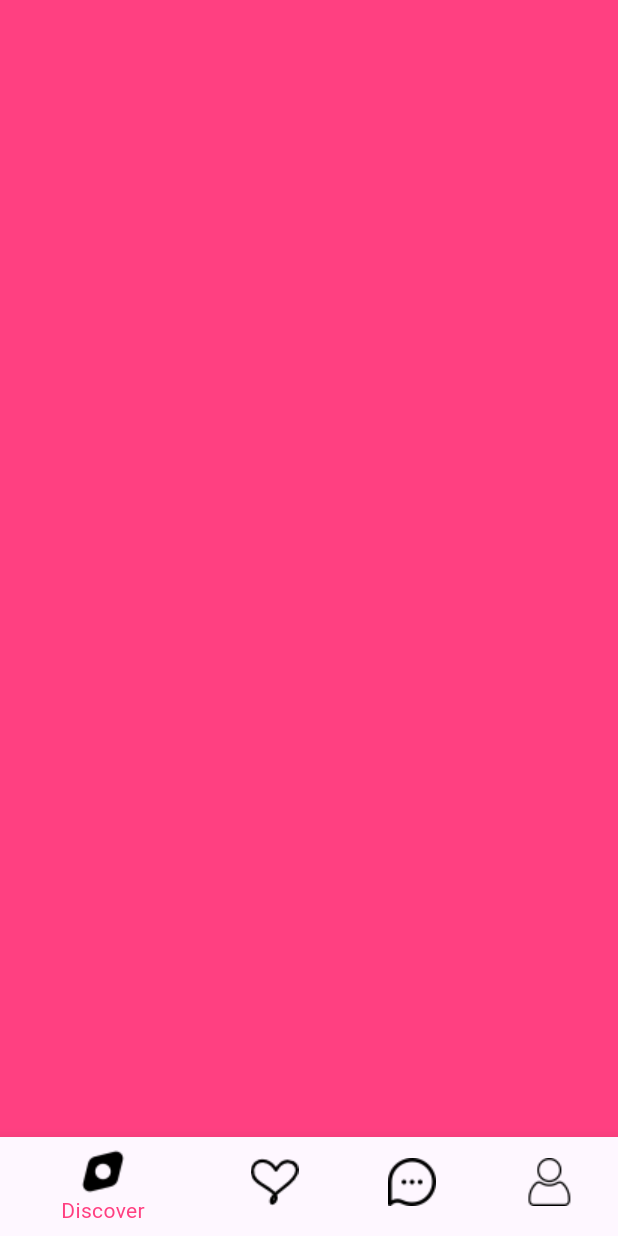
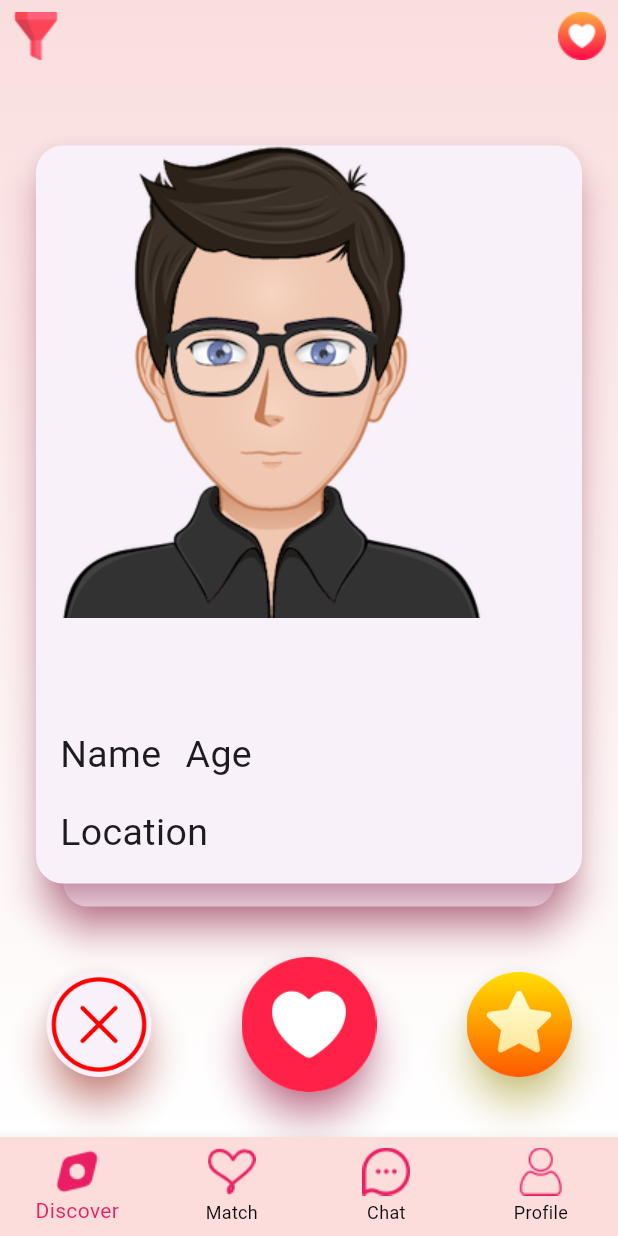
Before and after one commit to ShahmeerAli/Humsafar, a Flutter app: the screen it shows after launch, on a phone screen of 412 x 824 dp. Run offline on Flutter 3.47's test engine with Material 3 defaults, Android fonts, the phone set to English and light mode, and no system bars; drawn by our look-alikes of flutter_card_swiper; our stand-ins replace lottie, shared_preferences.

Commit message:
added Discover Screen

```diff
--- a/lib/BottomBar.dart
+++ b/lib/BottomBar.dart
@@ -26,8 +26,9 @@ class BottomState extends State<BottomBar>{
   Widget build(BuildContext context) {
     return Scaffold(
       body: screens[currentIndex],
-      bottomNavigationBar: BottomNavigationBar(selectedItemColor: Colors.pinkAccent,backgroundColor: Colors.white,
-          unselectedItemColor: Color(0xfffccbcb),
+      bottomNavigationBar: BottomNavigationBar(selectedItemColor: Colors.pink,
+          backgroundColor: Color(0xfffddcdc),
+          unselectedItemColor: Color(0xff0c0c0c),
           currentIndex: currentIndex,
           onTap: (index){
             setState(() {
@@ -35,11 +36,12 @@ class BottomState extends State<BottomBar>{
 
             });
                        },
+          type: BottomNavigationBarType.fixed,
           items: [
-            BottomNavigationBarItem(icon: Image.asset("assets/images/discover.png",color: Colors.black,),label:"Discover"),
-            BottomNavigationBarItem(icon: Image.asset("assets/images/match.png"),label: "Match"),
-            BottomNavigationBarItem(icon: Image.asset("assets/images/chat.png"),label: "Chat"),
-            BottomNavigationBarItem(icon: Image.asset("assets/images/user.png"),label: "Profile")
+            BottomNavigationBarItem(icon: Image.asset("assets/images/discover.png",color: Colors.pink,),label:"Discover"),
+            BottomNavigationBarItem(icon: Image.asset("assets/images/match.png",color: Colors.pink,),label: "Match"),
+            BottomNavigationBarItem(icon: Image.asset("assets/images/chat.png",color: Colors.pink,),label: "Chat"),
+            BottomNavigationBarItem(icon: Image.asset("assets/images/user.png",color: Colors.pink,),label: "Profile")
           ]),
     );
   }
--- a/lib/DashboardScreen.dart
+++ b/lib/DashboardScreen.dart
@@ -1,6 +1,8 @@
 
 import 'package:flutter/cupertino.dart';
 import 'package:flutter/material.dart';
+import 'package:flutter_card_swiper/flutter_card_swiper.dart';
+
 
 class DashBoard extends StatefulWidget{
   @override
@@ -9,12 +11,135 @@ class DashBoard extends StatefulWidget{
 }
 
 class DashBoardState extends State<DashBoard>{
+
+  final CardSwiperController _controller = CardSwiperController();
+
+  List<String> profiles=[
+    "assets/images/one.png",
+     "assets/images/two.jpg",
+     "assets/images/one.png",
+    "assets/images/two.jpg"
+
+  ];
+
+
   @override
   Widget build(BuildContext context) {
+
+
   return Scaffold(
-    body: Container(
-      decoration: BoxDecoration(
-        color: Colors.pinkAccent
+    body: SafeArea(
+      child: Container(
+        decoration: BoxDecoration(
+         gradient: LinearGradient(colors:
+         [Color(0xffffffff),Color(0xfffadede)],begin: Alignment.bottomCenter,end: Alignment.topCenter)
+        ),
+        child: Column(
+          children: [
+            Row(
+              mainAxisAlignment: MainAxisAlignment.spaceBetween,
+              children: [
+                Padding(
+                  padding: const EdgeInsets.all(8.0),
+                  child: Image.asset("assets/images/filter.png"),
+                ),
+                Padding(
+                  padding: const EdgeInsets.all(8.0),
+                  child: Image.asset("assets/images/heart.png"),
+                ),
+
+
+              ],
+
+            ),
+            SizedBox(height: 20,width: double.infinity,),
+            Container(
+              width: double.infinity,
+              height: 550,
+              child:CardSwiper(
+                controller: _controller,
+                onSwipe: (previousIndex,currentIndex,direction) {
+                  if(direction==CardSwiperDirection.right){
+
+                  }else if(direction==CardSwiperDirection.left){
+
+                  }
+
+                  return true;
+                },
+                cardsCount: profiles.length,
+                cardBuilder: (context, index, percentThresholdX, percentThresholdY){
+                  return Card(
+                    elevation: 10,
+                    shape: RoundedRectangleBorder(borderRadius: BorderRadius.circular(18)),
+                    shadowColor: Colors.pink.shade300,
+                    child:Stack(
+                      children: [
+                        Image.asset("${profiles[index]}",fit: BoxFit.fill,),
+                        Padding(
+                          padding: const EdgeInsets.all(8.0),
+                          child: Positioned(
+                            child: Column(
+                              mainAxisAlignment: MainAxisAlignment.end,
+                              crossAxisAlignment: CrossAxisAlignment.start,
+                              children: [
+                                Row(
+                                  mainAxisAlignment: MainAxisAlignment.start,
+                                  children: [
+                                    //for name
+                                    Padding(
+                                      padding: const EdgeInsets.all(8.0),
+                                      child: Text("Name",style: TextStyle(fontSize: 25),),
+                                    ),
+                                    //for age
+                                    Padding(
+                                      padding: const EdgeInsets.all(8.0),
+                                      child: Text("Age",style: TextStyle(fontSize: 25),),
+                                    )
+                                  ],
+
+                                ),
+                                //text for the location
+                                Padding(
+                                  padding: const EdgeInsets.all(8.0),
+                                  child: Text("Location",style: TextStyle(fontSize: 25),),
+                                )
+                              ],
+                            ),
+                          ),
+
+                        ),
+
+                      ],
+                    ),
+                  );
+                },
+              ),
+            ),
+            SizedBox(width: double.infinity,height: 20,),
+            Row(
+              mainAxisAlignment: MainAxisAlignment.spaceEvenly,
+              children: [
+                ElevatedButton(onPressed: (){},style: ElevatedButton.styleFrom(
+                  shape: CircleBorder(),
+                  elevation: 10,
+                  shadowColor: Colors.red
+                ), child: Image.asset("assets/images/delete.png",width: 80,height: 70,)),
+                ElevatedButton(onPressed: (){},style: ElevatedButton.styleFrom(
+                  shape: CircleBorder(),
+                  shadowColor: Colors.pink,
+                  elevation: 10
+                ), child: Image.asset("assets/images/like.png",width: 100,height: 90,)),
+                ElevatedButton(onPressed: (){},style: ElevatedButton.styleFrom(
+                  shape: CircleBorder(),
+                  elevation: 10,
+                  shadowColor: Colors.yellow
+                ), child: Image.asset("assets/images/star.png",width: 80,height: 70,))
+              ],
+            )
+
+          ],
+        ),
       ),
     ),
   );
--- a/pubspec.yaml
+++ b/pubspec.yaml
@@ -33,6 +33,8 @@ dependencies:
   lottie: ^3.3.1
   shared_preferences: ^2.5.3
   smooth_page_indicator: ^1.2.1
+  scrumlab_flutter_tindercard: ^1.2.0
+  flutter_card_swiper: ^7.1.0
 
   # The following adds the Cupertino Icons font to your application.
   # Use with the CupertinoIcons class for iOS style icons.
```
Also changed, not shown: assets/images/delete.png (added), assets/images/filter.png (added), assets/images/heart.png (added), assets/images/like.png (added), assets/images/one.png (added), assets/images/star.png (added), assets/images/two.jpg (added), pubspec.lock.
